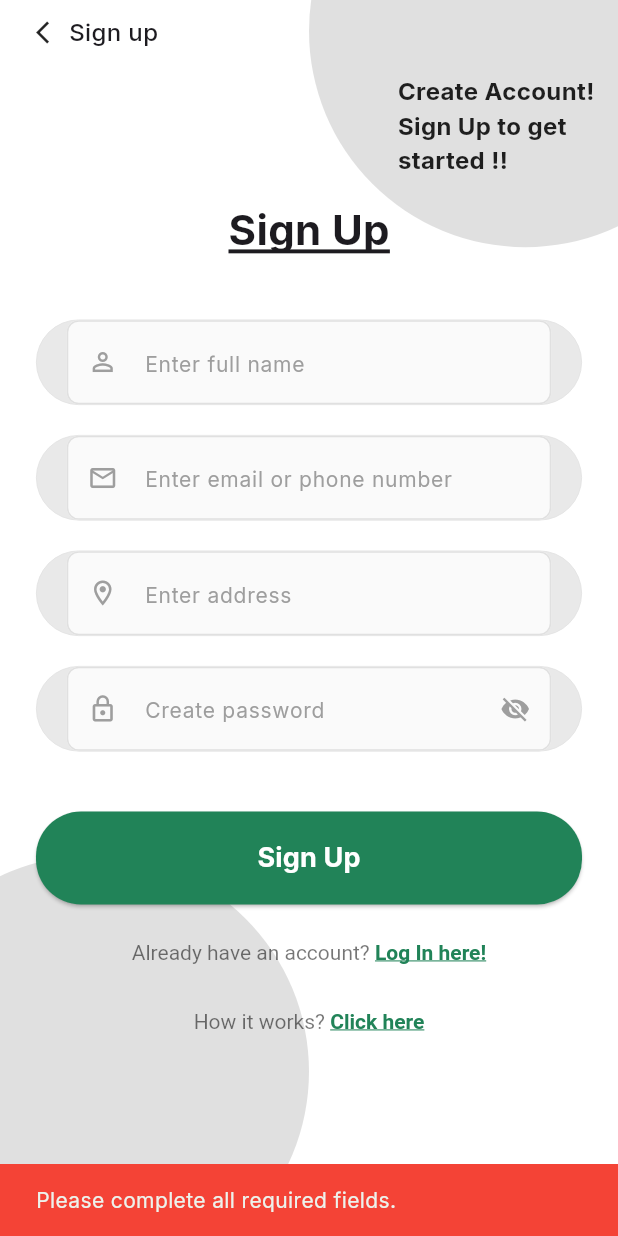
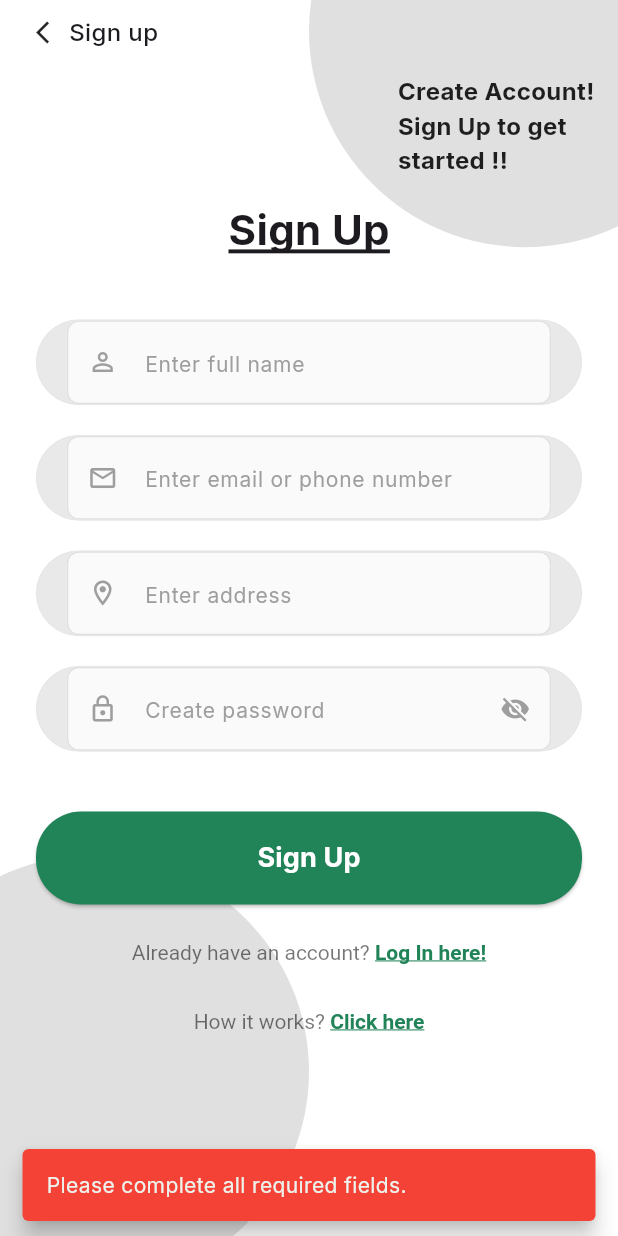
Before and after one commit to johnpaulmarbella123-alt/TC_AA_Slaughterhouse_Application, a Flutter app: the SignupPages screen opened directly, after a tap on "Sign Up", on a phone screen of 412 x 824 dp. Run offline on Flutter 3.47's test engine with Material 3 defaults, Android fonts, the light colour scheme and no system bars; our stand-ins replace flutter_dotenv, google_fonts, image_picker, pdf, printing, shared_preferences and 1 more; accounts and stored records are empty; network calls fail.

Commit message:
Update admin web logo, favicon, and mobile app auth flow

```diff
--- a/mobile_app/lib/pages/signup_page.dart
+++ b/mobile_app/lib/pages/signup_page.dart
@@ -1,7 +1,9 @@
 import 'package:flutter/material.dart';
+import 'package:supabase_flutter/supabase_flutter.dart';
 import '../auth/auth_server.dart';
 import '../otp_screen.dart';
 import '../screen/how_it_works.dart';
+import 'home_page.dart';
 
 class SignupPages extends StatefulWidget {
 
@@ -74,7 +76,7 @@ class _SignupScreenState
         }
       }
 
-      // Send OTP via Supabase (Resend SMTP for email, SMS gateway for phone)
+      // Send OTP via Supabase
       await _authService.sendOtp(identifier);
 
       if (mounted) {
@@ -91,23 +93,26 @@ class _SignupScreenState
         );
       }
     } catch (e) {
-
       if (mounted) {
-
-        ScaffoldMessenger.of(context)
-            .showSnackBar(
-
+        String errorMessage = e.toString();
+        if (e is AuthException) {
+          errorMessage = e.message;
+        } else if (errorMessage.contains('Exception:')) {
+          errorMessage = errorMessage.replaceAll('Exception:', '').trim();
+        }
+        if (errorMessage.contains('Error sending magic link email') || errorMessage.contains('unexpected_failure')) {
+          errorMessage = 'Unable to send OTP email. Please ensure Custom SMTP (Resend) is configured in Supabase.';
+        }
+        ScaffoldMessenger.of(context).showSnackBar(
           SnackBar(
-            content: Text(e.toString()),
+            content: Text(errorMessage),
             backgroundColor: Colors.red,
+            behavior: SnackBarBehavior.floating,
           ),
         );
       }
-
     } finally {
-
       if (mounted) {
-
         setState(() => _isLoading = false);
       }
     }
--- a/mobile_app/lib/screen/requests.dart
+++ b/mobile_app/lib/screen/requests.dart
@@ -698,7 +698,7 @@ class _RequestsContentState extends State<RequestsContent> {
                       _buildDateField("Preferred Date"),
                       const SizedBox(height: 16),
                       _buildTextField(
-                        "Special Instructions",
+                        "Special Instructions (Optional)",
                         "Any specific requests or requirements...",
                         maxLines: 3,
                         controller: _specialInstructionsController,
```
Also changed, not shown: admin_panel/lib/main.dart (+15 -3 lines), mobile_app/lib/auth/auth_gate.dart (+5 -25 lines), 5 other files.
